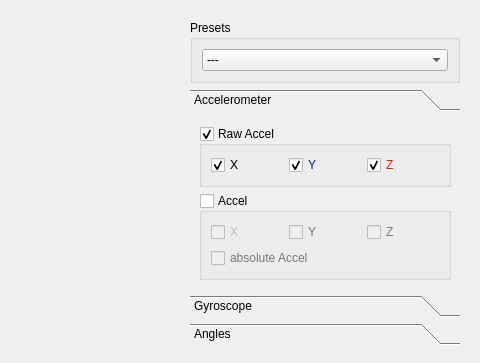
Old version of the form tinyos-2.x/trunk/support/cpp/TestShimmer/src/DataWidget.ui in the repository baharev/szte-wsn-code; both pictures show x 274 to 754 and y 0 to 363 of the 754 by 617 pixel window.
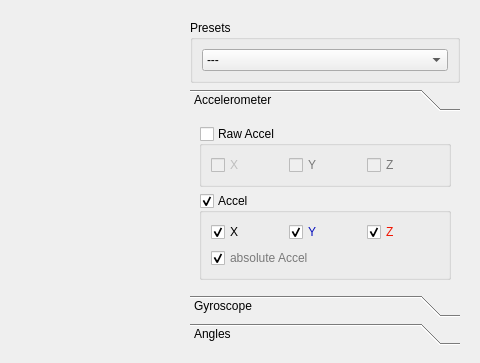
New version of the form. The open tabs and pages were chosen to show the change. Custom widgets are drawn as their Qt base class.

The edit to the form file:
```diff
--- a/tinyos-2.x/trunk/support/cpp/TestShimmer/src/DataWidget.ui
+++ b/tinyos-2.x/trunk/support/cpp/TestShimmer/src/DataWidget.ui
@@ -193,6 +193,9 @@
            <property name="checkable">
             <bool>true</bool>
            </property>
+           <property name="checked">
+            <bool>false</bool>
+           </property>
            <layout class="QHBoxLayout" name="horizontalLayout_14">
             <item>
              <widget class="QCheckBox" name="rawAccX">
@@ -200,7 +203,7 @@
                <string>X</string>
               </property>
               <property name="checked">
-               <bool>true</bool>
+               <bool>false</bool>
               </property>
              </widget>
             </item>
@@ -247,7 +250,7 @@
                <string>Y</string>
               </property>
               <property name="checked">
-               <bool>true</bool>
+               <bool>false</bool>
               </property>
              </widget>
             </item>
@@ -294,7 +297,7 @@
                <string>Z</string>
               </property>
               <property name="checked">
-               <bool>true</bool>
+               <bool>false</bool>
               </property>
              </widget>
             </item>
@@ -313,7 +316,7 @@
             <bool>true</bool>
            </property>
            <property name="checked">
-            <bool>false</bool>
+            <bool>true</bool>
            </property>
            <layout class="QVBoxLayout" name="verticalLayout_5">
             <item>
@@ -323,6 +326,9 @@
                 <property name="text">
                  <string>X</string>
                 </property>
+                <property name="checked">
+                 <bool>true</bool>
+                </property>
                </widget>
               </item>
               <item>
@@ -367,6 +373,9 @@
                 <property name="text">
                  <string>Y</string>
                 </property>
+                <property name="checked">
+                 <bool>true</bool>
+                </property>
                </widget>
               </item>
               <item>
@@ -411,6 +420,9 @@
                 <property name="text">
                  <string>Z</string>
                 </property>
+                <property name="checked">
+                 <bool>true</bool>
+                </property>
                </widget>
               </item>
              </layout>
@@ -459,6 +471,9 @@
                 <property name="text">
                  <string>absolute Accel</string>
                 </property>
+                <property name="checked">
+                 <bool>true</bool>
+                </property>
                </widget>
               </item>
              </layout>
```
Left out of the diff: 11 changed lines with no effect on the pictures.
